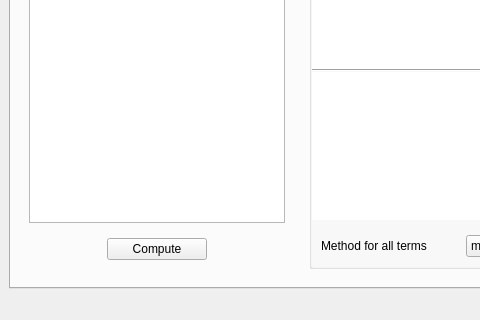
Above: main.ui from IUPBAuf/IUP-Regression-Model before the change; both pictures show x 0 to 480 and y 562 to 882 of the 645 by 882 pixel window. Below: the same form after it.
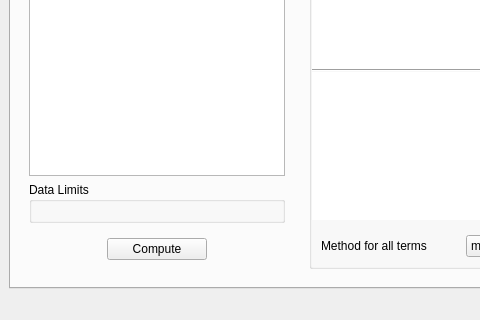
That is the form after the change. The open tabs and pages were chosen to show the change.

Commit message:
Data Limits Feature and Alternative Contour Plotting
Added a feature to the config files as well as the user interface to chose the limits of each dimension. This will help when only looking at trends in specific regions without needing to compute trends for all regions.
The limits will also be used for the plotting routine, so that each figure will only show that specific region.
Added an alternative contour plot.

Patch:
```diff
--- a/main.ui
+++ b/main.ui
@@ -67,6 +67,14 @@
              </property>
             </widget>
            </item>
+           <item>
+            <widget class="QGroupBox" name="data_lim_box">
+             <property name="title">
+              <string>Data Limits</string>
+             </property>
+             <layout class="QVBoxLayout" name="verticalLayout_21"/>
+            </widget>
+           </item>
            <item>
             <widget class="QWidget" name="widget_6" native="true">
              <layout class="QHBoxLayout" name="horizontalLayout">
```
Left out of the diff: 7 changed lines with no effect on the pictures. The commit also changes 4 other files.
